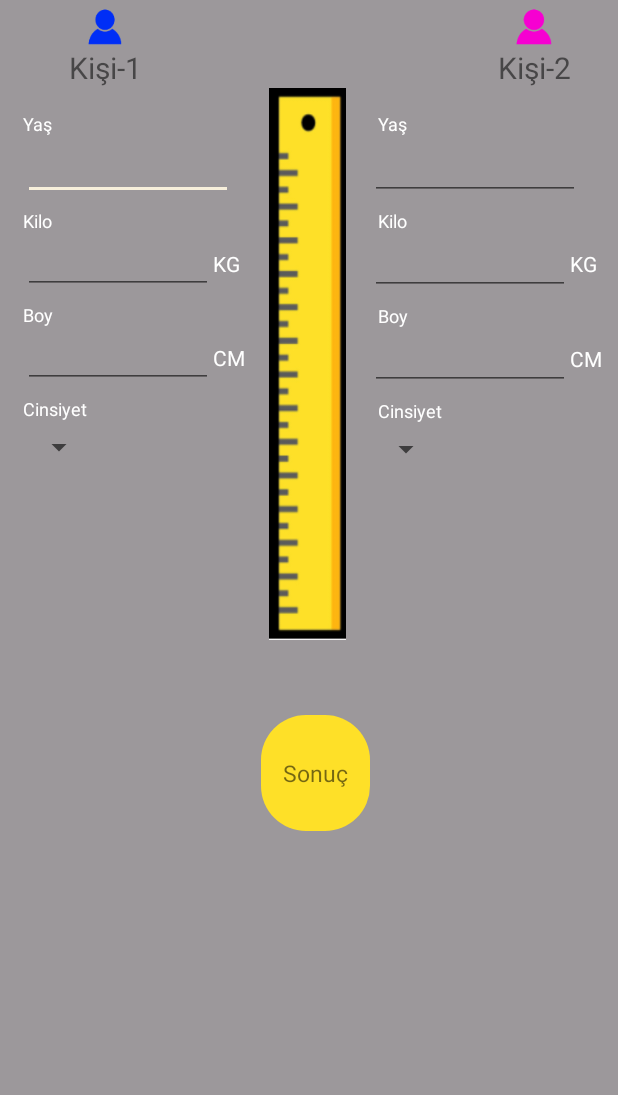
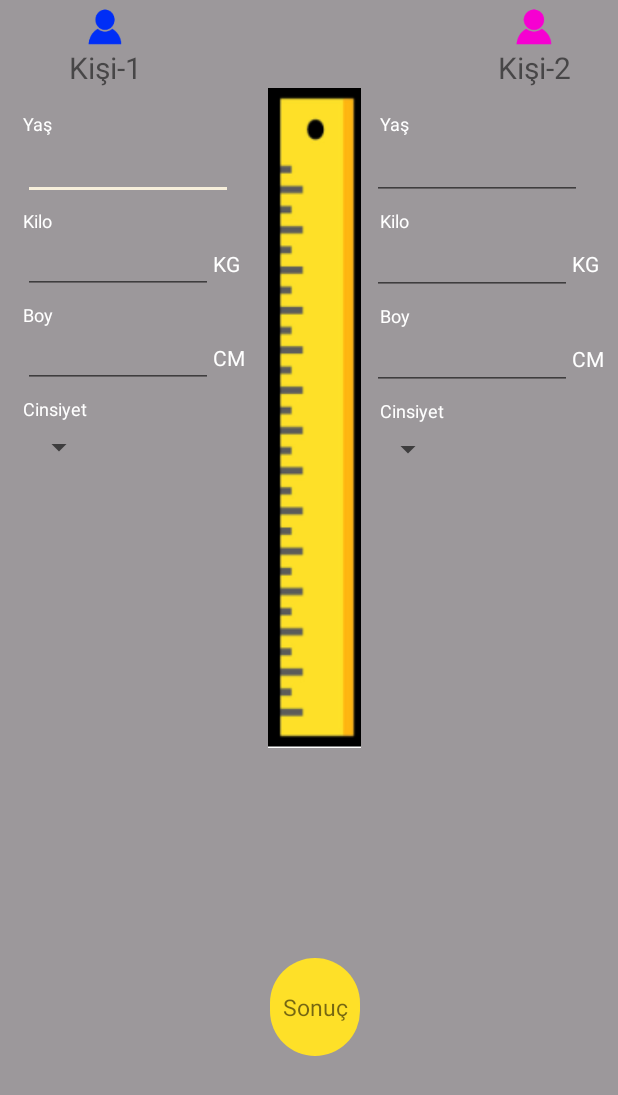
Before and after one commit to FoxyCodeAndroid/Boykiloapp, an Android app: the layout fragment_couple.xml on its own in the app's theme, with its tools: preview values and no code run, on a phone screen of 412 x 824 dp. Shown: the top 1095 px of the screen. Run offline under Robolectric (Android 15) with nearby library versions, the light colour scheme and no system bars; plain views replace StepProgressView.

Commit message:
fixed ui problems

```diff
--- a/app/src/main/java/com/example/boykloapp/ui/SettingsFragment.kt
+++ b/app/src/main/java/com/example/boykloapp/ui/SettingsFragment.kt
@@ -1,20 +1,16 @@
 package com.example.boykloapp.ui
 
+import android.R
 import android.annotation.SuppressLint
 import android.content.Context
 import android.content.SharedPreferences
-import android.graphics.Color
 import android.os.Bundle
 import android.view.View
-import android.widget.Toast
 import androidx.core.content.ContextCompat
-import androidx.fragment.app.Fragment
 import androidx.preference.PreferenceFragmentCompat
 import androidx.preference.PreferenceManager
 import com.example.boykloapp.utils.SettingsUtils
-import com.foxycode.bedenolcer.R
-import kotlinx.android.synthetic.main.activity_main_screen.*
-import kotlinx.android.synthetic.main.fragment_single.*
+
 
 class SettingsFragment : PreferenceFragmentCompat(),SharedPreferences.OnSharedPreferenceChangeListener {
 
@@ -24,14 +20,15 @@ class SettingsFragment : PreferenceFragmentCompat(),SharedPreferences.OnSharedPr
             .registerOnSharedPreferenceChangeListener(this)
     }
     override fun onCreatePreferences(savedInstanceState: Bundle?, rootKey: String?) {
-        setPreferencesFromResource(R.xml.root_preferences, rootKey)
+        setPreferencesFromResource(com.foxycode.bedenolcer.R.xml.root_preferences, rootKey)
 
     }
     @SuppressLint("ResourceAsColor")
     override fun onViewCreated(view: View, savedInstanceState: Bundle?) {
         super.onViewCreated(view, savedInstanceState)
-        view.setBackgroundColor(ContextCompat.getColor(requireContext(),R.color.main_gray2))
+        view.setBackgroundColor(ContextCompat.getColor(requireContext(), com.foxycode.bedenolcer.R.color.main_gray2))
     }
+
     override fun onSharedPreferenceChanged(p0: SharedPreferences?, p1: String?) {
        if (p1=="mass_type"){
            val prefs = p0?.getString(p1,"1")
@@ -51,4 +48,5 @@ class SettingsFragment : PreferenceFragmentCompat(),SharedPreferences.OnSharedPr
            }
        }
     }
+
 }
--- a/app/src/main/res/layout/fragment_couple.xml
+++ b/app/src/main/res/layout/fragment_couple.xml
@@ -132,29 +132,41 @@
                 android:layout_marginLeft="15dp"
                 android:layout_marginTop="5dp" />
 
+
+            <LinearLayout
+                android:layout_width="match_parent"
+                android:layout_height="match_parent"
+                android:layout_marginLeft="10dp"
+                android:layout_marginBottom="220dp"
+                android:orientation="vertical">
+
                 <TextView
                     android:id="@+id/couple_result_text"
-                android:layout_width="130dp"
-                android:layout_height="wrap_content"
-                android:layout_marginStart="15dp"
-                android:layout_marginTop="50dp"
-                android:orientation="vertical" />
+                    android:layout_width="match_parent"
+                    android:layout_height="match_parent"
+                    android:layout_gravity="center"
+                    android:layout_marginTop="5dp"
+                    android:layout_weight="1"
+                    android:gravity="center" />
 
                 <params.com.stepprogressview.StepProgressView
 
                     android:id="@+id/pb_couple"
-                android:layout_width="150dp"
-                android:layout_height="wrap_content"
-                android:layout_marginTop="50dp"
+                    android:layout_width="match_parent"
+                    android:layout_height="match_parent"
+                    android:layout_gravity="center"
+                    android:layout_weight="8"
                     android:background="@drawable/progressbar_color"
+                    android:visibility="gone"
                     app:markerColor="@android:color/black"
                     app:markerWidth="3dp"
                     app:markers="8,13"
-                android:visibility="gone"
                     app:progressColor="#F19A19"
                     app:textMargin="1dp"
                     app:textSize="15sp"
                     app:totalProgress="40" />
+
+            </LinearLayout>
 
 
         </LinearLayout>
@@ -168,20 +180,21 @@
             <ImageView
                 android:id="@+id/rul"
                 android:layout_width="wrap_content"
-                android:layout_height="368dp"
+                android:layout_height="wrap_content"
+                android:layout_gravity="center"
                 app:srcCompat="@drawable/ruler" />
-
             <TextView
                 android:id="@+id/btn_couple_result"
-                android:layout_width="match_parent"
-                android:layout_height="77dp"
-                android:layout_marginTop="50dp"
+                android:layout_width="60dp"
+                android:layout_height="65dp"
+                android:layout_marginLeft="3dp"
+                android:layout_marginRight="3dp"
+                android:layout_marginTop="140dp"
                 android:background="@drawable/single_custom_button_result"
                 android:gravity="center"
                 android:text="@string/result"
+                android:layout_gravity="center_horizontal"
                 android:textSize="15sp" />
-
-
         </LinearLayout>
 
         <LinearLayout
@@ -296,23 +309,31 @@
                 android:layout_marginTop="5dp"
                 android:textSize="12sp" />
 
+            <LinearLayout
+                android:layout_width="match_parent"
+                android:layout_height="match_parent"
+                android:layout_marginBottom="220dp"
+                android:layout_marginRight="10dp"
+                android:orientation="vertical">
+
                 <TextView
                     android:id="@+id/couple_result_text2"
-                android:layout_width="130dp"
-                android:layout_height="wrap_content"
-                android:layout_marginStart="15dp"
-                android:layout_marginTop="50dp"
-                android:orientation="vertical" />
+                    android:layout_width="match_parent"
+                    android:layout_height="match_parent"
+                    android:layout_gravity="center"
+                    android:layout_marginTop="5dp"
+                    android:layout_weight="1"
+                    android:gravity="center" />
 
                 <params.com.stepprogressview.StepProgressView
-
                     android:id="@+id/pb_couple2"
-                android:layout_width="150dp"
-                android:layout_height="wrap_content"
-                android:layout_marginTop="50dp"
+                    android:layout_width="match_parent"
+                    android:layout_height="match_parent"
                     android:background="@drawable/progressbar_color"
                     app:markerColor="@android:color/black"
                     app:markerWidth="3dp"
+                    android:layout_gravity="center"
+                    android:layout_weight="8"
                     android:visibility="gone"
                     app:markers="8,13"
                     app:progressColor="#F19A19"
@@ -320,6 +341,7 @@
                     app:textSize="15sp"
                     app:totalProgress="40" />
 
+            </LinearLayout>
 
         </LinearLayout>
 
--- a/app/src/main/res/layout/fragment_single.xml
+++ b/app/src/main/res/layout/fragment_single.xml
@@ -148,6 +148,7 @@
                 android:id="@+id/listview_cinsiyet_single"
                 style="@style/Widget.AppCompat.Spinner"
                 android:layout_width="111dp"
+                android:layout_marginBottom="50dp"
                 android:layout_height="36dp" />
 
             <TextView
@@ -183,6 +184,7 @@
                 android:layout_width="250dp"
                 android:layout_height="wrap_content"
                 android:layout_marginTop="15dp"
+                android:gravity="center"
                 android:textSize="14dp" />
 
             <TextView
@@ -190,6 +192,7 @@
                 android:layout_width="wrap_content"
                 android:layout_height="wrap_content"
                 android:layout_marginTop="15dp"
+                android:gravity="center"
                 android:ems="10"
                 android:inputType="textPersonName"
                 android:text="Gender"
```
Lines whose indentation alone changed are shown as unchanged.
